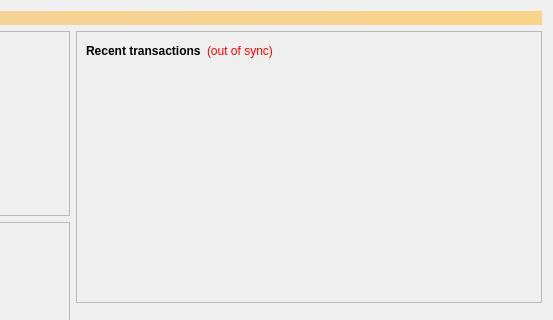
Before: the Qt Designer form src/qt/forms/overviewpage.ui in cryptobuks/Dynamic, drawn with Qt 5; both pictures show x 407 to 960 and y 0 to 320 of the 960 by 585 pixel window.
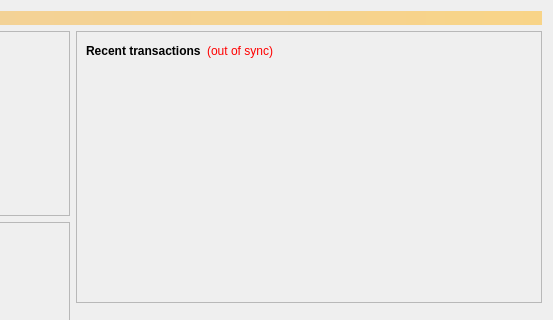
After: the same form once the commit is applied.

Commit message: [QT] Fix several signal/slot issues

Patch:
```diff
--- a/src/qt/forms/overviewpage.ui
+++ b/src/qt/forms/overviewpage.ui
@@ -703,7 +703,7 @@
                <string notr="true">(out of sync)</string>
               </property>
               <property name="alignment">
-               <set>Qt::AlignLeading|Qt::AlignLeft|Qt::AlignVCenter</set>
+               <set>Qt::AlignRight|Qt::AlignTrailing|Qt::AlignVCenter</set>
               </property>
              </widget>
             </item>
```
Left out of the diff: 6 changed lines with no effect on the pictures. The commit also changes 2 other files.
